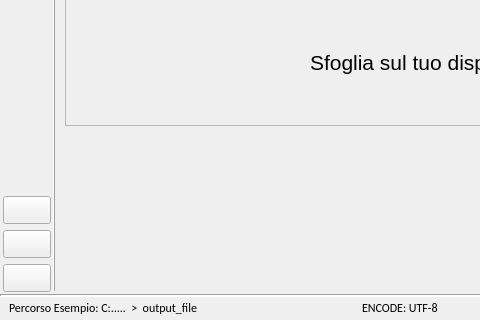
Old version of the form Data_Cleaner_Tool/UI/data_tool.ui in the repository RofferTorres/Data_Cleaner_APP; both pictures show x 0 to 480 and y 280 to 600 of the 800 by 600 pixel window.
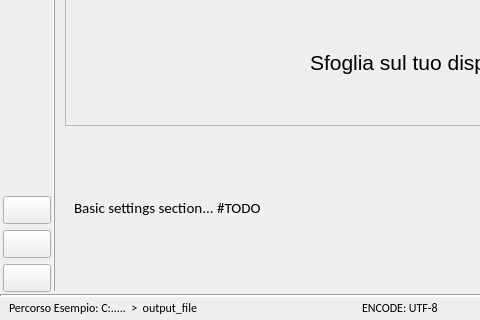
New version of the form. Icons and pictures are not drawn.

Commit message: system buttons fixed

Diff of the .ui file:
```diff
--- a/Data_Cleaner_Tool/UI/data_tool.ui
+++ b/Data_Cleaner_Tool/UI/data_tool.ui
@@ -1318,6 +1318,15 @@
             <property name="frameShadow">
              <enum>QFrame::Raised</enum>
             </property>
+            <layout class="QHBoxLayout" name="horizontalLayout_7">
+             <item>
+              <widget class="QLabel" name="label">
+               <property name="text">
+                <string>Basic settings section... #TODO</string>
+               </property>
+              </widget>
+             </item>
+            </layout>
            </widget>
           </item>
          </layout>
```
Left out of the diff: 5 changed lines with no effect on the pictures. The commit also changes 2 other files.
